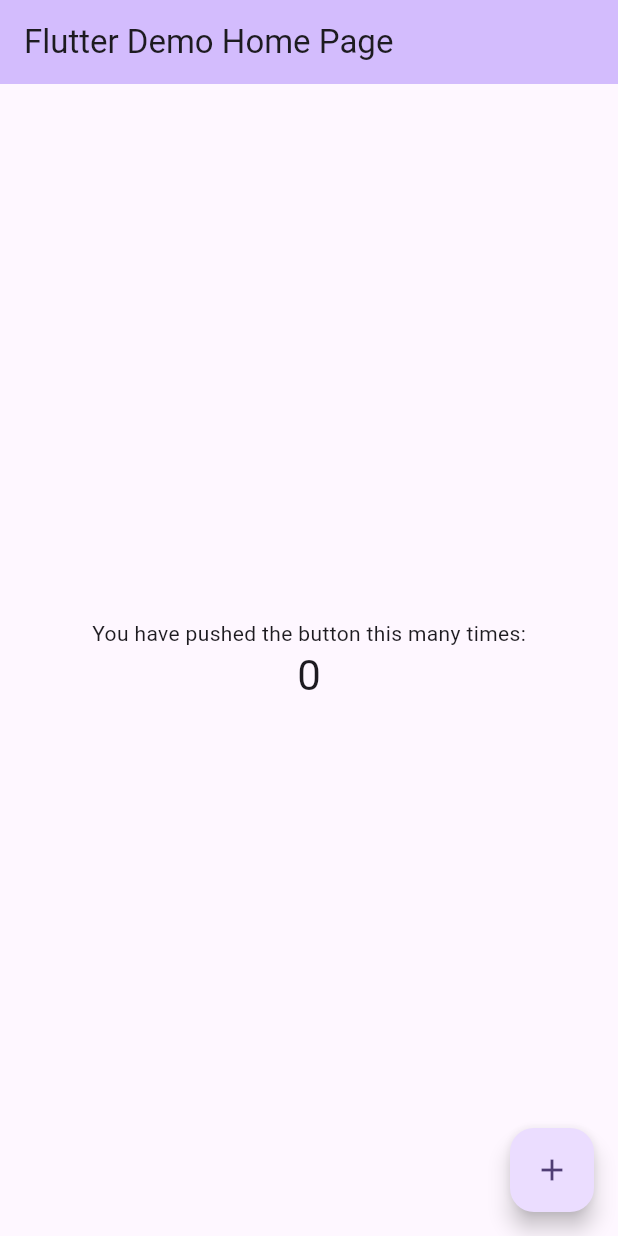
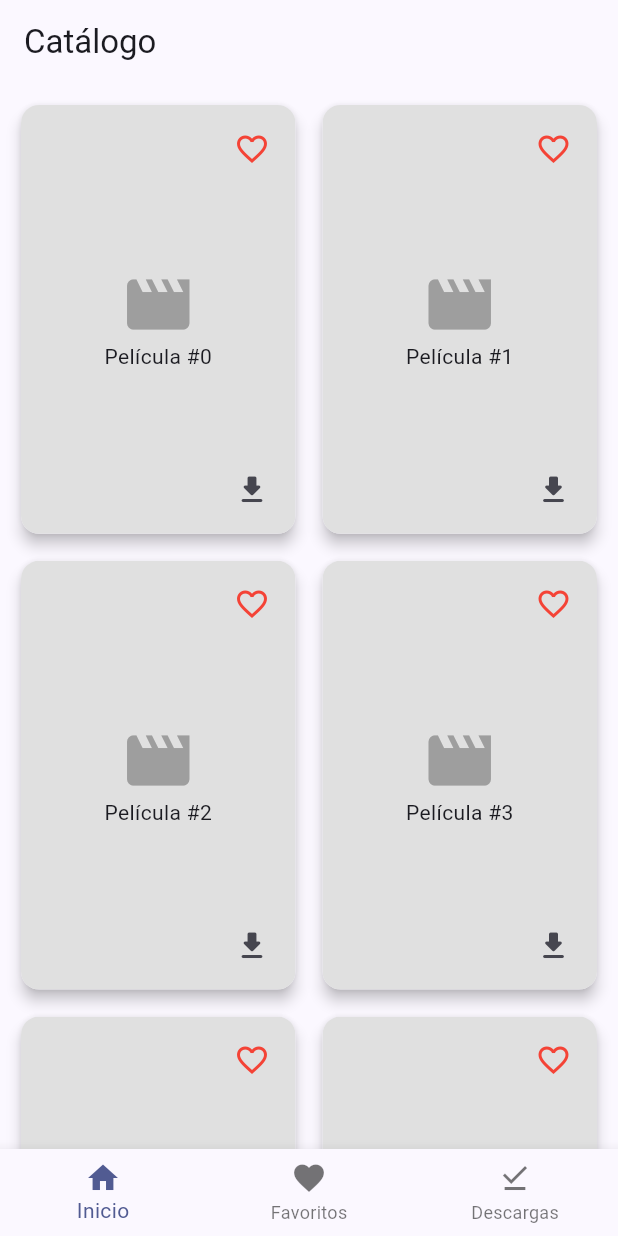
Before and after one commit to angel-lr/peliculas_flutter, a Flutter app: the screen it shows after launch, on a phone screen of 412 x 824 dp. Run offline on Flutter 3.47's test engine with Material 3 defaults, Android fonts, the phone set to English and light mode, and no system bars.

Commit message:
Pantalla y secciones

```diff
--- /dev/null
+++ b/lib/config/theme/app_theme.dart
@@ -0,0 +1,11 @@
+import 'package:flutter/material.dart';
+
+class AppTheme {
+  ThemeData getTheme() {
+    return ThemeData(
+      useMaterial3: true,
+      colorSchemeSeed: Colors.indigo, // Color base
+      brightness: Brightness.light,
+    );
+  }
+}
--- a/lib/main.dart
+++ b/lib/main.dart
@@ -1,122 +1,39 @@
 import 'package:flutter/material.dart';
+import 'package:provider/provider.dart';
+import 'package:peliculas/config/theme/app_theme.dart'; // Ajusta el nombre del paquete
+import 'package:peliculas/providers/movies_provider.dart';
+import 'package:peliculas/screens/home_screen.dart';
 
 void main() {
-  runApp(const MyApp());
+  runApp(const AppState());
+}
+
+// Widget para manejar el estado global de la App (Provider)
+class AppState extends StatelessWidget {
+  const AppState({super.key});
+
+  @override
+  Widget build(BuildContext context) {
+    return MultiProvider(
+      providers: [
+        // Aquí inicializamos el proveedor de películas
+        ChangeNotifierProvider(create: (_) => MoviesProvider(), lazy: false),
+      ],
+      child: const MyApp(),
+    );
+  }
 }
 
 class MyApp extends StatelessWidget {
   const MyApp({super.key});
 
-  // This widget is the root of your application.
   @override
   Widget build(BuildContext context) {
     return MaterialApp(
-      title: 'Flutter Demo',
-      theme: ThemeData(
-        // This is the theme of your application.
-        //
-        // TRY THIS: Try running your application with "flutter run". You'll see
-        // the application has a purple toolbar. Then, without quitting the app,
-        // try changing the seedColor in the colorScheme below to Colors.green
-        // and then invoke "hot reload" (save your changes or press the "hot
-        // reload" button in a Flutter-supported IDE, or press "r" if you used
-        // the command line to start the app).
-        //
-        // Notice that the counter didn't reset back to zero; the application
-        // state is not lost during the reload. To reset the state, use hot
-        // restart instead.
-        //
-        // This works for code too, not just values: Most code changes can be
-        // tested with just a hot reload.
-        colorScheme: .fromSeed(seedColor: Colors.deepPurple),
-      ),
-      home: const MyHomePage(title: 'Flutter Demo Home Page'),
+      debugShowCheckedModeBanner: false,
+      title: 'Catálogo de Películas',
+      theme: AppTheme().getTheme(), // Uso de archivo de tema separado
+      home: const HomeScreen(),
     );
   }
 }
-
-class MyHomePage extends StatefulWidget {
-  const MyHomePage({super.key, required this.title});
-
-  // This widget is the home page of your application. It is stateful, meaning
-  // that it has a State object (defined below) that contains fields that affect
-  // how it looks.
-
-  // This class is the configuration for the state. It holds the values (in this
-  // case the title) provided by the parent (in this case the App widget) and
-  // used by the build method of the State. Fields in a Widget subclass are
-  // always marked "final".
-
-  final String title;
-
-  @override
-  State<MyHomePage> createState() => _MyHomePageState();
-}
-
-class _MyHomePageState extends State<MyHomePage> {
-  int _counter = 0;
-
-  void _incrementCounter() {
-    setState(() {
-      // This call to setState tells the Flutter framework that something has
-      // changed in this State, which causes it to rerun the build method below
-      // so that the display can reflect the updated values. If we changed
-      // _counter without calling setState(), then the build method would not be
-      // called again, and so nothing would appear to happen.
-      _counter++;
-    });
-  }
-
-  @override
-  Widget build(BuildContext context) {
-    // This method is rerun every time setState is called, for instance as done
-    // by the _incrementCounter method above.
-    //
-    // The Flutter framework has been optimized to make rerunning build methods
-    // fast, so that you can just rebuild anything that needs updating rather
-    // than having to individually change instances of widgets.
-    return Scaffold(
-      appBar: AppBar(
-        // TRY THIS: Try changing the color here to a specific color (to
-        // Colors.amber, perhaps?) and trigger a hot reload to see the AppBar
-        // change color while the other colors stay the same.
-        backgroundColor: Theme.of(context).colorScheme.inversePrimary,
-        // Here we take the value from the MyHomePage object that was created by
-        // the App.build method, and use it to set our appbar title.
-        title: Text(widget.title),
-      ),
-      body: Center(
-        // Center is a layout widget. It takes a single child and positions it
-        // in the middle of the parent.
-        child: Column(
-          // Column is also a layout widget. It takes a list of children and
-          // arranges them vertically. By default, it sizes itself to fit its
-          // children horizontally, and tries to be as tall as its parent.
-          //
-          // Column has various properties to control how it sizes itself and
-          // how it positions its children. Here we use mainAxisAlignment to
-          // center the children vertically; the main axis here is the vertical
-          // axis because Columns are vertical (the cross axis would be
-          // horizontal).
-          //
-          // TRY THIS: Invoke "debug painting" (choose the "Toggle Debug Paint"
-          // action in the IDE, or press "p" in the console), to see the
-          // wireframe for each widget.
-          mainAxisAlignment: .center,
-          children: [
-            const Text('You have pushed the button this many times:'),
-            Text(
-              '$_counter',
-              style: Theme.of(context).textTheme.headlineMedium,
-            ),
-          ],
-        ),
-      ),
-      floatingActionButton: FloatingActionButton(
-        onPressed: _incrementCounter,
-        tooltip: 'Increment',
-        child: const Icon(Icons.add),
-      ),
-    );
-  }
-}
--- /dev/null
+++ b/lib/providers/movies_provider.dart
@@ -0,0 +1,49 @@
+import 'package:flutter/material.dart';
+
+class MoviesProvider extends ChangeNotifier {
+  bool isLoading = false;
+  List<dynamic> movies = []; // Por ahora son índices simulados
+
+  // Listas para guardar los IDs de las películas
+  final List<int> _favorites = [];
+  final List<int> _downloads = [];
+
+  List<int> get favorites => _favorites;
+  List<int> get downloads => _downloads;
+
+  MoviesProvider() {
+    getOnDisplayMovies();
+  }
+
+  Future<void> getOnDisplayMovies() async {
+    isLoading = true;
+    notifyListeners();
+    await Future.delayed(const Duration(seconds: 1));
+    // Simulamos que cargamos 20 películas
+    movies = List.generate(20, (index) => index);
+    isLoading = false;
+    notifyListeners();
+  }
+
+  // Lógica de Favoritos
+  void toggleFavorite(int id) {
+    if (_favorites.contains(id)) {
+      _favorites.remove(id);
+    } else {
+      _favorites.add(id);
+    }
+    notifyListeners();
+  }
+
+  // Simulación de descarga
+  Future<void> simulateDownload(int id) async {
+    // Si ya está descargada, no hacemos nada (o podrías borrarla)
+    if (_downloads.contains(id)) return;
+
+    // Aquí simularíamos la descarga real del archivo
+    await Future.delayed(const Duration(seconds: 2)); // Simula tiempo de espera
+
+    _downloads.add(id);
+    notifyListeners();
+  }
+}
--- /dev/null
+++ b/lib/screens/home_screen.dart
@@ -0,0 +1,77 @@
+import 'package:flutter/material.dart';
+import 'package:provider/provider.dart';
+import 'package:peliculas/providers/movies_provider.dart';
+import 'package:peliculas/widgets/movie_grid.dart'; // Importamos el widget nuevo
+
+class HomeScreen extends StatefulWidget {
+  const HomeScreen({super.key});
+
+  @override
+  State<HomeScreen> createState() => _HomeScreenState();
+}
+
+class _HomeScreenState extends State<HomeScreen> {
+  int _currentIndex = 0; // Controla qué pestaña está activa
+
+  @override
+  Widget build(BuildContext context) {
+    // Obtenemos el provider
+    final moviesProvider = context.watch<MoviesProvider>();
+
+    // Definimos las 3 vistas aquí
+    final List<Widget> views = [
+      // 1. Vista Home: Muestra TODAS las películas (casteamos a int)
+      moviesProvider.isLoading
+          ? const Center(child: CircularProgressIndicator())
+          : MovieGrid(movieIds: List<int>.from(moviesProvider.movies)),
+
+      // 2. Vista Favoritos: Filtra solo favoritos
+      MovieGrid(movieIds: moviesProvider.favorites),
+
+      // 3. Vista Descargas: Filtra solo descargas
+      MovieGrid(movieIds: moviesProvider.downloads, isDownloadSection: true),
+    ];
+
+    return Scaffold(
+      appBar: AppBar(
+        title: Text(_getTitle(_currentIndex)),
+      ),
+      // IndexedStack mantiene el estado de las vistas (no recarga al cambiar de tab)
+      body: IndexedStack(
+        index: _currentIndex,
+        children: views,
+      ),
+      bottomNavigationBar: BottomNavigationBar(
+        currentIndex: _currentIndex,
+        onTap: (index) {
+          setState(() {
+            _currentIndex = index;
+          });
+        },
+        items: const [
+          BottomNavigationBarItem(
+            icon: Icon(Icons.home),
+            label: 'Inicio',
+          ),
+          BottomNavigationBarItem(
+            icon: Icon(Icons.favorite),
+            label: 'Favoritos',
+          ),
+          BottomNavigationBarItem(
+            icon: Icon(Icons.download_done),
+            label: 'Descargas',
+          ),
+        ],
+      ),
+    );
+  }
+
+  String _getTitle(int index) {
+    switch (index) {
+      case 0: return 'Catálogo';
+      case 1: return 'Mis Favoritos';
+      case 2: return 'Descargas';
+      default: return 'Películas';
+    }
+  }
+}
--- /dev/null
+++ b/lib/widgets/movie_grid.dart
@@ -0,0 +1,98 @@
+import 'package:flutter/material.dart';
+import 'package:provider/provider.dart';
+import 'package:peliculas/providers/movies_provider.dart';
+
+class MovieGrid extends StatelessWidget {
+  final List<int> movieIds; // Recibe la lista de IDs a mostrar
+  final bool isDownloadSection; // Para saber si mostramos icono de descarga o check
+
+  const MovieGrid({
+    super.key,
+    required this.movieIds,
+    this.isDownloadSection = false
+  });
+
+  @override
+  Widget build(BuildContext context) {
+    final moviesProvider = context.watch<MoviesProvider>();
+
+    if (movieIds.isEmpty) {
+      return const Center(child: Text('No hay películas aquí aún.'));
+    }
+
+    return OrientationBuilder(
+      builder: (context, orientation) {
+        final int gridColumns = (orientation == Orientation.portrait) ? 2 : 4;
+
+        return GridView.builder(
+          padding: const EdgeInsets.all(10),
+          itemCount: movieIds.length,
+          gridDelegate: SliverGridDelegateWithFixedCrossAxisCount(
+            crossAxisCount: gridColumns,
+            childAspectRatio: 0.65, // Un poco más alto para los botones
+            crossAxisSpacing: 10,
+            mainAxisSpacing: 10,
+          ),
+          itemBuilder: (context, index) {
+            final int movieId = movieIds[index];
+            final isFavorite = moviesProvider.favorites.contains(movieId);
+            final isDownloaded = moviesProvider.downloads.contains(movieId);
+
+            return Card(
+              elevation: 4,
+              clipBehavior: Clip.antiAlias,
+              child: Stack(
+                children: [
+                  // Fondo / Imagen simulada
+                  Container(
+                    color: Colors.grey[300],
+                    width: double.infinity,
+                    height: double.infinity,
+                    child: Column(
+                      mainAxisAlignment: MainAxisAlignment.center,
+                      children: [
+                        const Icon(Icons.movie, size: 50, color: Colors.grey),
+                        Text('Película #$movieId'),
+                      ],
+                    ),
+                  ),
+
+                  // Botón de Favorito (Arriba Derecha)
+                  Positioned(
+                    top: 5,
+                    right: 5,
+                    child: IconButton(
+                      icon: Icon(
+                        isFavorite ? Icons.favorite : Icons.favorite_border,
+                        color: Colors.red,
+                      ),
+                      onPressed: () => moviesProvider.toggleFavorite(movieId),
+                    ),
+                  ),
+
+                  // Botón de Descarga (Abajo Derecha)
+                  Positioned(
+                    bottom: 5,
+                    right: 5,
+                    child: isDownloaded
+                      ? const Icon(Icons.check_circle, color: Colors.green)
+                      : IconButton(
+                          icon: const Icon(Icons.download_rounded),
+                          onPressed: () {
+                             // Mostramos un SnackBar para dar feedback visual
+                             ScaffoldMessenger.of(context).showSnackBar(
+                               const SnackBar(content: Text('Descargando...'), duration: Duration(seconds: 1))
+                             );
+                             moviesProvider.simulateDownload(movieId);
+                          },
+                        ),
+                  ),
+                ],
+              ),
+            );
+          },
+        );
+      },
+    );
+  }
+}
--- a/pubspec.yaml
+++ b/pubspec.yaml
@@ -34,6 +34,7 @@ dependencies:
   # The following adds the Cupertino Icons font to your application.
   # Use with the CupertinoIcons class for iOS style icons.
   cupertino_icons: ^1.0.8
+  provider: ^6.1.5+1
 
 dev_dependencies:
   flutter_test:
```
Also changed, not shown: pubspec.lock.
